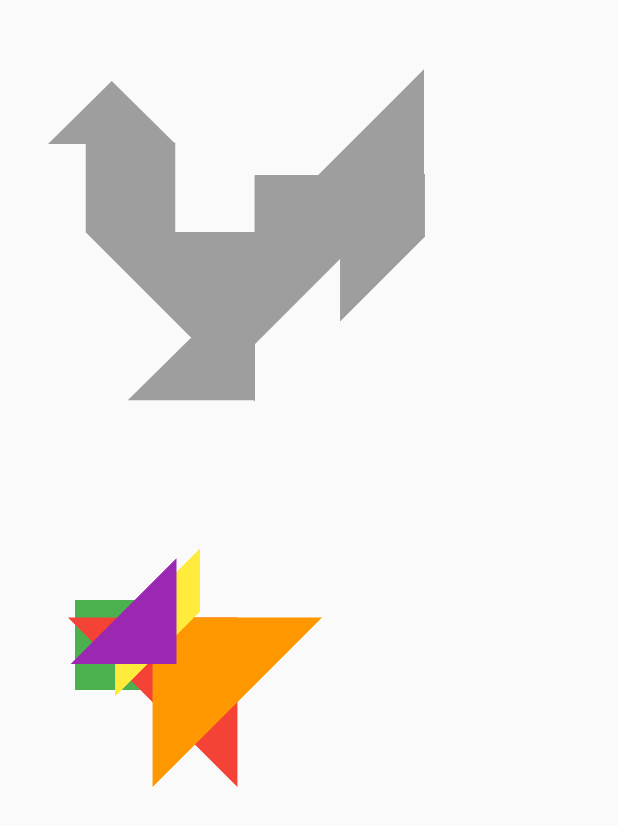
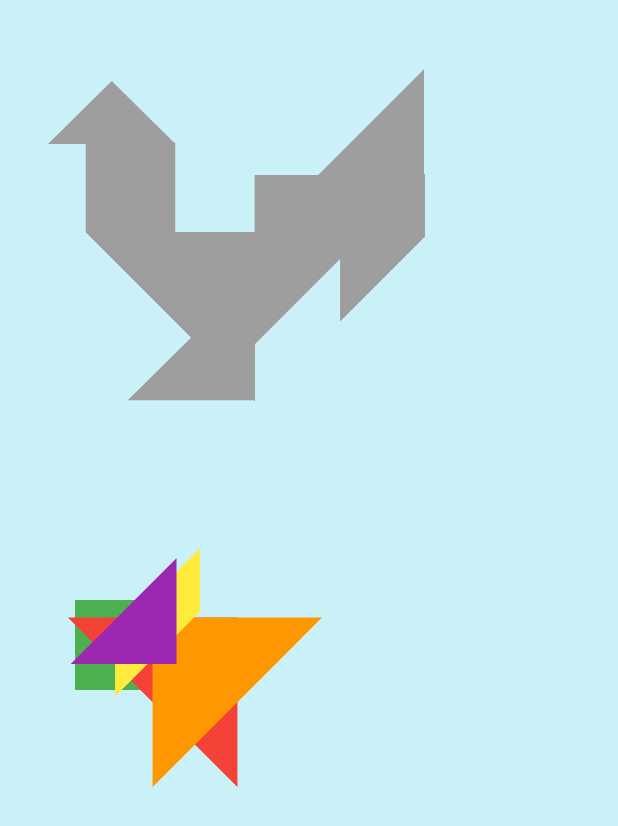
Before and after one commit to lucasdesena/technoed, a Flutter app: the DesafioPage screen opened directly, on a phone screen of 412 x 824 dp. Shown: the top 826 px of the screen. Run offline on Flutter 3.47's test engine with Material 2 defaults, Android fonts, the phone set to English and light mode, and no system bars; our stand-ins replace cloud_firestore, firebase_core, material_design_icons_flutter; accounts and stored records are empty; statements that could not run were skipped.

Commit message:
Pequenos ajustes

```diff
--- a/lib/models/tipos_dificuldade.dart
+++ b/lib/models/tipos_dificuldade.dart
@@ -2,7 +2,7 @@ import 'package:technoed/models/forma.dart';
 
 class TiposDificuldade {
   final List<Forma> shapes;
-  static int currentLevel = 3;
+  static int nivelAtual = 3;
   int shapeOfCount;
   TiposDificuldade(this.shapes, this.shapeOfCount);
 }
--- a/lib/pages/desafio_page.dart
+++ b/lib/pages/desafio_page.dart
@@ -9,13 +9,13 @@ class DesafioPage extends StatefulWidget {
   static int shapeCount = 0;
 
   final List<Forma> dificuldade =
-      Dificuldades().levels[TiposDificuldade.currentLevel].shapes;
+      Dificuldades().levels[TiposDificuldade.nivelAtual].shapes;
 
   static int shapeOfCount = 0;
 
   DesafioPage({Key? key}) : super(key: key) {
     shapeOfCount =
-        Dificuldades().levels[TiposDificuldade.currentLevel].shapeOfCount;
+        Dificuldades().levels[TiposDificuldade.nivelAtual].shapeOfCount;
     shapeCount = 0;
   }
 
@@ -26,11 +26,14 @@ class DesafioPage extends StatefulWidget {
 class _DesafioPageState extends State<DesafioPage> {
   @override
   Widget build(BuildContext context) {
-    return Center(
-      child: Stack(children: [
-        ...widget.dificuldade.map((e) => InteracaoAlvo(shapeModel: e)),
-        ...widget.dificuldade.map((e) => InteracaoForma(shapeModel: e)),
-      ]),
+    return Scaffold(
+      backgroundColor: const Color.fromARGB(255, 202, 240, 248),
+      body: Center(
+        child: Stack(children: [
+          ...widget.dificuldade.map((e) => InteracaoAlvo(shapeModel: e)),
+          ...widget.dificuldade.map((e) => InteracaoForma(shapeModel: e)),
+        ]),
+      ),
     );
   }
 }
--- a/lib/pages/gerenciamento_grupos_page.dart
+++ b/lib/pages/gerenciamento_grupos_page.dart
@@ -126,7 +126,7 @@ class _GerenciamentoGruposState extends State<GerenciamentoGruposPage> {
                               size: 60,
                             ),
                             Text(
-                              'Grupos existentes',
+                              'Grupos',
                               style: TextStyle(
                                   fontSize: 20,
                                   color: Color.fromARGB(255, 143, 146, 148)),
```
Also changed, not shown: lib/pages/criar_grupo_page.dart (+4 -4 lines).
